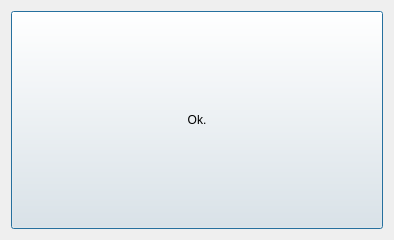
First picture: the form in src/ui/settings_dialog.ui, repository matty45/collabvm-cpp-client, before the edit.
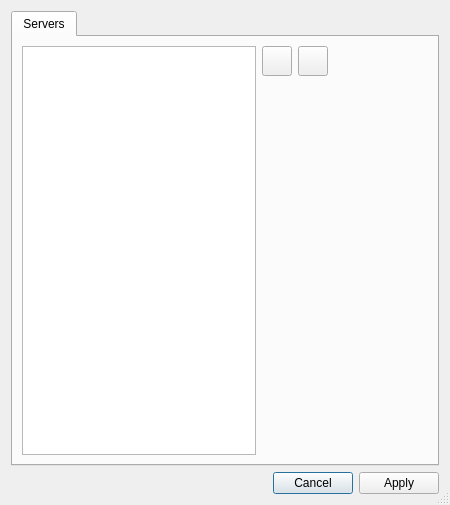
Second picture: the form after the edit. Icons and pictures are not drawn.

Commit message: Prototype settings dialog

What changed in the file:
```diff
--- a/src/ui/settings_dialog.ui
+++ b/src/ui/settings_dialog.ui
@@ -9,27 +9,113 @@
    <rect>
     <x>0</x>
     <y>0</y>
-    <width>394</width>
-    <height>240</height>
+    <width>450</width>
+    <height>505</height>
    </rect>
   </property>
   <property name="windowTitle">
    <string>Settings</string>
   </property>
-  <property name="modal">
+  <property name="windowIcon">
+   <iconset theme="QIcon::ThemeIcon::DocumentProperties"/>
+  </property>
+  <property name="sizeGripEnabled">
    <bool>true</bool>
   </property>
-  <layout class="QGridLayout" name="gridLayout">
-   <item row="0" column="0">
-    <widget class="QPushButton" name="ok_button">
-     <property name="sizePolicy">
-      <sizepolicy hsizetype="Minimum" vsizetype="Minimum">
-       <horstretch>0</horstretch>
-       <verstretch>0</verstretch>
-      </sizepolicy>
+  <layout class="QVBoxLayout" name="verticalLayout">
+   <item>
+    <widget class="QTabWidget" name="tabWidget">
+     <property name="tabPosition">
+      <enum>QTabWidget::TabPosition::North</enum>
      </property>
-     <property name="text">
-      <string>Ok.</string>
+     <property name="tabShape">
+      <enum>QTabWidget::TabShape::Rounded</enum>
+     </property>
+     <widget class="QWidget" name="server_list_tab">
+      <attribute name="icon">
+       <iconset theme="applications-internet"/>
+      </attribute>
+      <attribute name="title">
+       <string>Servers</string>
+      </attribute>
+      <layout class="QGridLayout" name="gridLayout">
+       <item row="2" column="0">
+        <widget class="QListView" name="listView"/>
+       </item>
+       <item row="2" column="3">
+        <layout class="QFormLayout" name="formLayout">
+         <property name="sizeConstraint">
+          <enum>QLayout::SizeConstraint::SetDefaultConstraint</enum>
+         </property>
+         <property name="leftMargin">
+          <number>0</number>
+         </property>
+         <property name="rightMargin">
+          <number>100</number>
+         </property>
+         <item row="0" column="0">
+          <widget class="QToolButton" name="server_list_add_button">
+           <property name="sizePolicy">
+            <sizepolicy hsizetype="Fixed" vsizetype="Fixed">
+             <horstretch>0</horstretch>
+             <verstretch>0</verstretch>
+            </sizepolicy>
+           </property>
+           <property name="minimumSize">
+            <size>
+             <width>30</width>
+             <height>30</height>
+            </size>
+           </property>
+           <property name="text">
+            <string/>
+           </property>
+           <property name="icon">
+            <iconset theme="QIcon::ThemeIcon::ListAdd"/>
+           </property>
+          </widget>
+         </item>
+         <item row="0" column="1">
+          <widget class="QToolButton" name="server_list_remove_button">
+           <property name="sizePolicy">
+            <sizepolicy hsizetype="Fixed" vsizetype="Fixed">
+             <horstretch>0</horstretch>
+             <verstretch>0</verstretch>
+            </sizepolicy>
+           </property>
+           <property name="minimumSize">
+            <size>
+             <width>30</width>
+             <height>30</height>
+            </size>
+           </property>
+           <property name="text">
+            <string/>
+           </property>
+           <property name="icon">
+            <iconset theme="QIcon::ThemeIcon::ListRemove"/>
+           </property>
+          </widget>
+         </item>
+        </layout>
+       </item>
+      </layout>
+     </widget>
+    </widget>
+   </item>
+   <item alignment="Qt::AlignmentFlag::AlignRight">
+    <widget class="QDialogButtonBox" name="cancel_and_apply_buttons">
+     <property name="layoutDirection">
+      <enum>Qt::LayoutDirection::LeftToRight</enum>
+     </property>
+     <property name="orientation">
+      <enum>Qt::Orientation::Horizontal</enum>
+     </property>
+     <property name="standardButtons">
+      <set>QDialogButtonBox::StandardButton::Apply|QDialogButtonBox::StandardButton::Cancel</set>
+     </property>
+     <property name="centerButtons">
+      <bool>false</bool>
      </property>
     </widget>
    </item>
```
Left out of the diff: 3 changed lines with no effect on the pictures. The commit also changes 2 other files.
